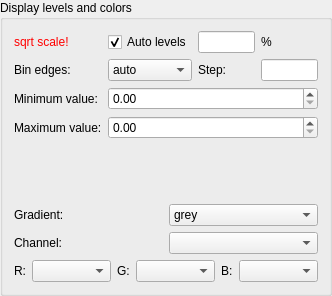
Old version of the form lavuelib/ui/LevelsGroupBox.ui in the repository syncope/lavue.
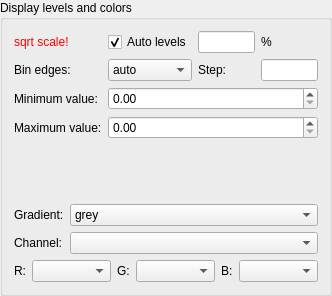
New version of the form.

Commit message: add channel labels from metadata

What changed in the file:
```diff
--- a/lavuelib/ui/LevelsGroupBox.ui
+++ b/lavuelib/ui/LevelsGroupBox.ui
@@ -221,7 +221,7 @@
      <item row="0" column="0">
       <widget class="QLabel" name="gradientLabel">
        <property name="sizePolicy">
-        <sizepolicy hsizetype="Preferred" vsizetype="Preferred">
+        <sizepolicy hsizetype="Fixed" vsizetype="Preferred">
          <horstretch>0</horstretch>
          <verstretch>0</verstretch>
         </sizepolicy>
@@ -318,7 +318,7 @@
      <item row="1" column="0">
       <widget class="QLabel" name="channelLabel">
        <property name="sizePolicy">
-        <sizepolicy hsizetype="Preferred" vsizetype="Preferred">
+        <sizepolicy hsizetype="Fixed" vsizetype="Preferred">
          <horstretch>0</horstretch>
          <verstretch>0</verstretch>
         </sizepolicy>
```
